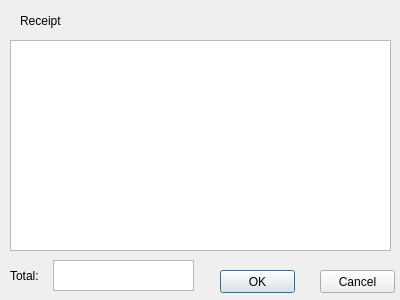
Above: receipt.ui from super-cinnamon/Tech-Agents-with-Experta before the change. Below: the same form after it.
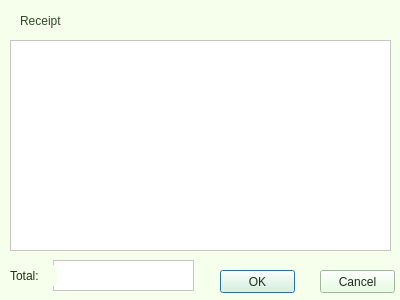
That is the form after the change.

Commit message: added alert when buying, and colors

The edit to the form file:
```diff
--- a/receipt.ui
+++ b/receipt.ui
@@ -13,6 +13,9 @@
   <property name="windowTitle">
    <string>Dialog</string>
   </property>
+  <property name="styleSheet">
+   <string notr="true">background-color: rgb(246, 255, 235);</string>
+  </property>
   <widget class="QTableView" name="receipt">
    <property name="geometry">
     <rect>
@@ -22,6 +25,10 @@
      <height>211</height>
     </rect>
    </property>
+   <property name="styleSheet">
+    <string notr="true">background-color:rgb(255, 255, 255);
+color: rgb(30, 43, 26);</string>
+   </property>
   </widget>
   <widget class="QPushButton" name="validate_purchase">
    <property name="geometry">
@@ -32,6 +39,10 @@
      <height>23</height>
     </rect>
    </property>
+   <property name="styleSheet">
+    <string notr="true">background-color: rgb(224, 255, 219);
+color: rgb(31, 47, 25);</string>
+   </property>
    <property name="text">
     <string>OK</string>
    </property>
@@ -45,6 +56,10 @@
      <height>23</height>
     </rect>
    </property>
+   <property name="styleSheet">
+    <string notr="true">color: rgb(30, 43, 26);
+background-color: rgb(224, 255, 219);</string>
+   </property>
    <property name="text">
     <string>Cancel</string>
    </property>
@@ -58,6 +73,10 @@
      <height>31</height>
     </rect>
    </property>
+   <property name="styleSheet">
+    <string notr="true">background-color: rgb(255, 255, 255);
+color: rgb(30, 43, 26);</string>
+   </property>
    <property name="readOnly">
     <bool>true</bool>
    </property>
@@ -71,6 +90,9 @@
      <height>21</height>
     </rect>
    </property>
+   <property name="styleSheet">
+    <string notr="true">color: rgb(34, 48, 23);</string>
+   </property>
    <property name="text">
     <string>Total:</string>
    </property>
@@ -84,6 +106,9 @@
      <height>21</height>
     </rect>
    </property>
+   <property name="styleSheet">
+    <string notr="true">color: rgb(51, 71, 45);</string>
+   </property>
    <property name="text">
     <string>Receipt</string>
    </property>
```
The commit also changes 3 other files.
